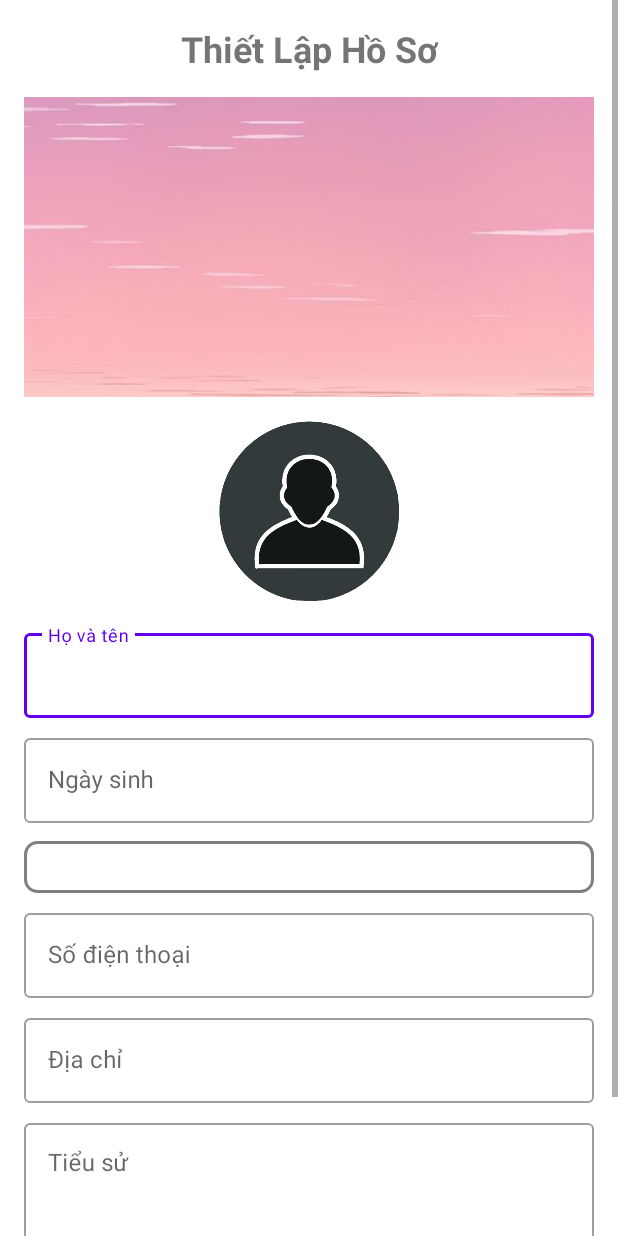
After one commit to Helios12z/Social_Media_Kotlin_Mobile_App, an Android app: the AccountCompleteActivity screen opened directly, with no data from a screen before it, on a phone screen of 412 x 824 dp. The commit adds this screen. Run offline under Robolectric (Android 15) with nearby library versions, the phone set to English and light mode, and no system bars; our stand-ins replace CircleImageView, Firebase (no records; nobody signed in at launch, a user with empty details on screens opened directly); pictures from the network do not load.

Commit message:
accountcomplete choice update

```diff
--- /dev/null
+++ b/SocialMediaProject/app/src/main/java/com/example/socialmediaproject/activity/AccountCompleteActivity.kt
@@ -0,0 +1,187 @@
+package com.example.socialmediaproject.activity
+
+import android.annotation.SuppressLint
+import android.content.Intent
+import android.icu.text.SimpleDateFormat
+import android.net.Uri
+import android.os.Bundle
+import android.provider.MediaStore
+import android.view.View
+import android.widget.AdapterView
+import android.widget.ArrayAdapter
+import android.widget.Button
+import android.widget.ImageView
+import android.widget.Spinner
+import android.widget.Toast
+import androidx.activity.enableEdgeToEdge
+import androidx.appcompat.app.AlertDialog
+import androidx.appcompat.app.AppCompatActivity
+import com.example.socialmediaproject.databinding.ActivityAccountCompleteBinding
+import com.google.android.material.datepicker.MaterialDatePicker
+import com.google.android.material.textfield.TextInputLayout
+import com.google.firebase.auth.FirebaseAuth
+import com.google.firebase.firestore.FirebaseFirestore
+import com.google.firebase.firestore.SetOptions
+import java.util.Date
+import java.util.Locale
+
+private const val REQUEST_AVATAR_PICK = 100
+private const val REQUEST_WALL_CAPTURE = 101
+class AccountCompleteActivity : AppCompatActivity() {
+
+    private lateinit var binding: ActivityAccountCompleteBinding
+    private lateinit var tilbirthday: TextInputLayout
+    private lateinit var tiladdress: TextInputLayout
+    private lateinit var tilfullname: TextInputLayout
+    private lateinit var tilphone: TextInputLayout
+    private lateinit var tilbio: TextInputLayout
+    private lateinit var imgavatar: ImageView
+    private lateinit var imgcoverphoto: ImageView
+    private lateinit var genderspinner: Spinner
+    private lateinit var avataruri: Uri
+    private lateinit var walluri: Uri
+    private lateinit var savebtn: Button
+    private lateinit var auth: FirebaseAuth
+    private lateinit var db: FirebaseFirestore
+    private lateinit var gender:String
+
+    override fun onCreate(savedInstanceState: Bundle?) {
+        super.onCreate(savedInstanceState)
+        enableEdgeToEdge()
+        binding=ActivityAccountCompleteBinding.inflate(layoutInflater)
+        setContentView(binding.root)
+        tilbirthday=binding.tilBirthday
+        tiladdress=binding.tilAddress
+        tilfullname=binding.tilFirstName
+        tilphone=binding.tilPhone
+        tilbio=binding.tilBio
+        imgavatar=binding.imgAvatar
+        imgcoverphoto=binding.imgCoverPhoto
+        savebtn=binding.btnSaveProfile
+        db=FirebaseFirestore.getInstance()
+        auth=FirebaseAuth.getInstance()
+        val genderlist= mutableListOf<String>()
+        db.collection("Genders").get().addOnSuccessListener {
+            documents->if (documents!=null) {
+                for (document in documents) {
+                    genderlist.add(document.getString("name")?:"")
+                }
+                val adapter=ArrayAdapter(this, android.R.layout.simple_spinner_dropdown_item, genderlist)
+                genderspinner=binding.spinnerGender
+                genderspinner.adapter=adapter
+                genderspinner.onItemSelectedListener = object: AdapterView.OnItemSelectedListener {
+                    override fun onItemSelected(
+                        parent: AdapterView<*>?,
+                        view: View?,
+                        position: Int,
+                        id: Long
+                    ) {
+                        gender=genderlist[position]
+                    }
+                    override fun onNothingSelected(parent: AdapterView<*>?) {
+
+                    }
+                }
+            }
+        }
+        setupBirthdayPicker()
+        imgavatar.setOnClickListener {
+            openGalleryForAvatar()
+        }
+        imgcoverphoto.setOnClickListener {
+            openGalleryForWall()
+        }
+        var fullname:String
+        var birthday:String
+        var address:String
+        var phone:String
+        var bio:String
+        savebtn.setOnClickListener {
+            if (tilfullname.editText?.text.isNullOrEmpty() || tilbirthday.editText?.text.isNullOrEmpty())
+            {
+                Toast.makeText(this, "Vui lòng nhập đầy đủ họ tên và ngày sinh nhật!", Toast.LENGTH_SHORT).show()
+            }
+            else {
+                if (tiladdress.editText?.text.isNullOrEmpty()) address=""
+                else address=tiladdress.editText?.text.toString()
+                if (tilphone.editText?.text.isNullOrEmpty()) phone=""
+                else phone=tilphone.editText?.text.toString()
+                if (tilbio.editText?.text.isNullOrEmpty()) bio=""
+                else bio=tilbio.editText?.text.toString()
+                fullname=tilfullname.editText?.text.toString()
+                birthday=tilbirthday.editText?.text.toString()
+                val userid=auth.currentUser?.uid
+                if (userid!=null) {
+                    val userupdate= hashMapOf(
+                        "address" to address,
+                        "phonenumber" to phone,
+                        "bio" to bio,
+                        "fullname" to fullname,
+                        "birthday" to birthday,
+                        "gender" to gender
+                    )
+                    db.collection("Users").document(userid).set(userupdate, SetOptions.merge()).addOnSuccessListener {
+                        Toast.makeText(this, "Cập nhật tài khoản hoàn tất!", Toast.LENGTH_SHORT).show()
+                        val intent=Intent(this, MainActivity::class.java)
+                        startActivity(intent)
+                        finish()
+                    }
+                }
+            }
+        }
+    }
+
+    private fun setupBirthdayPicker() {
+        tilbirthday.editText?.setOnClickListener {
+            val datepicker=MaterialDatePicker.Builder.datePicker()
+                .setTitleText("Chọn ngày sinh nhật")
+                .build()
+            datepicker.addOnPositiveButtonClickListener {
+                selection->val sdf = SimpleDateFormat("dd/MM/yyyy", Locale.getDefault())
+                tilbirthday.editText?.setText(sdf.format(Date(selection)))
+            }
+            datepicker.show(supportFragmentManager, "DATE_PICKER")
+        }
+    }
+
+    private fun openGalleryForAvatar() {
+        val intent = Intent(Intent.ACTION_PICK, MediaStore.Images.Media.EXTERNAL_CONTENT_URI)
+        intent.type = "image/*"
+        startActivityForResult(intent, REQUEST_AVATAR_PICK)
+    }
+
+    private fun openGalleryForWall() {
+        val intent = Intent(Intent.ACTION_PICK, MediaStore.Images.Media.EXTERNAL_CONTENT_URI)
+        intent.type = "image/*"
+        startActivityForResult(intent, REQUEST_WALL_CAPTURE)
+    }
+
+    override fun onActivityResult(requestCode: Int, resultCode: Int, data: Intent?) {
+        super.onActivityResult(requestCode, resultCode, data)
+        if (resultCode== RESULT_OK && data!=null) {
+            val imguri=data.data
+            if (requestCode == REQUEST_AVATAR_PICK) {
+                avataruri=imguri?:Uri.EMPTY
+                imgavatar.setImageURI(avataruri)
+            }
+            if (requestCode== REQUEST_WALL_CAPTURE) {
+                walluri=imguri?:Uri.EMPTY
+                imgcoverphoto.setImageURI(walluri)
+            }
+        }
+    }
+
+    @SuppressLint("MissingSuperCall")
+    override fun onBackPressed() {
+        val builder=AlertDialog.Builder(this)
+        builder.setTitle("Xác nhận")
+        builder.setMessage("Bạn có muốn thoát và bỏ qua quá trình hoàn tất tài khoản không?")
+        builder.setPositiveButton("Có") { dialog, which ->
+            finish()
+        }
+        builder.setNegativeButton("Không") {
+                dialog, which ->
+        }
+        builder.show()
+    }
+}
--- a/SocialMediaProject/app/src/main/java/com/example/socialmediaproject/FeedAdapter.kt
+++ b/SocialMediaProject/app/src/main/java/com/example/socialmediaproject/adapter/FeedAdapter.kt
@@ -1,4 +1,4 @@
-package com.example.socialmediaproject
+package com.example.socialmediaproject.adapter
 
 import android.content.Context
 import android.view.LayoutInflater
@@ -11,9 +11,9 @@ import android.widget.TextView
 import androidx.recyclerview.widget.LinearLayoutManager
 import androidx.recyclerview.widget.RecyclerView
 import com.bumptech.glide.Glide
+import com.example.socialmediaproject.PostViewModel
+import com.example.socialmediaproject.R
 import com.google.android.material.imageview.ShapeableImageView
-import com.google.firebase.auth.FirebaseAuth
-import com.google.firebase.firestore.FirebaseFirestore
 
 class FeedAdapter(
     private val context: Context,
--- a/SocialMediaProject/app/src/main/java/com/example/socialmediaproject/ImagePostAdapter.kt
+++ b/SocialMediaProject/app/src/main/java/com/example/socialmediaproject/adapter/ImagePostAdapter.kt
@@ -1,7 +1,5 @@
-package com.example.socialmediaproject
+package com.example.socialmediaproject.adapter
 
-import android.content.Context
-import android.util.Log
 import android.view.LayoutInflater
 import android.view.View
 import android.view.ViewGroup
--- a/SocialMediaProject/app/src/main/java/com/example/socialmediaproject/MediaAdapter.kt
+++ b/SocialMediaProject/app/src/main/java/com/example/socialmediaproject/adapter/MediaAdapter.kt
@@ -1,4 +1,4 @@
-package com.example.socialmediaproject
+package com.example.socialmediaproject.adapter
 
 import android.net.Uri
 import android.view.LayoutInflater
@@ -7,6 +7,7 @@ import android.view.ViewGroup
 import android.widget.ImageButton
 import android.widget.ImageView
 import androidx.recyclerview.widget.RecyclerView
+import com.example.socialmediaproject.R
 
 class MediaAdapter(private val imageList: MutableList<Uri>, private val onRemoveClick: (Int) -> Unit): RecyclerView.Adapter<MediaAdapter.ViewHolder>() {
     inner class ViewHolder(view: View) : RecyclerView.ViewHolder(view) {
--- a/SocialMediaProject/app/src/main/java/com/example/socialmediaproject/fragmentwithoutviewmodel/PostingFragment.kt
+++ b/SocialMediaProject/app/src/main/java/com/example/socialmediaproject/fragmentwithoutviewmodel/PostingFragment.kt
@@ -19,7 +19,7 @@ import android.widget.Toast
 import androidx.core.app.ActivityCompat
 import androidx.recyclerview.widget.LinearLayoutManager
 import androidx.recyclerview.widget.RecyclerView
-import com.example.socialmediaproject.MediaAdapter
+import com.example.socialmediaproject.adapter.MediaAdapter
 import com.example.socialmediaproject.service.NotificationService
 import com.example.socialmediaproject.service.PostingService
 import com.example.socialmediaproject.databinding.FragmentPostingBinding
@@ -91,7 +91,7 @@ class PostingFragment : Fragment() {
                 override fun onNothingSelected(parent: AdapterView<*>?) {}
             }
         }
-        mediaadapter=MediaAdapter(imagelist, ::removeImage)
+        mediaadapter= MediaAdapter(imagelist, ::removeImage)
         rv_selected_media = binding.rvSelectedMedia
         rv_selected_media.layoutManager = LinearLayoutManager(requireContext(), LinearLayoutManager.HORIZONTAL, false)
         rv_selected_media.adapter = mediaadapter
--- a/SocialMediaProject/app/src/main/java/com/example/socialmediaproject/ui/home/HomeFragment.kt
+++ b/SocialMediaProject/app/src/main/java/com/example/socialmediaproject/ui/home/HomeFragment.kt
@@ -12,7 +12,7 @@ import androidx.lifecycle.ViewModelProvider
 import androidx.recyclerview.widget.LinearLayoutManager
 import androidx.recyclerview.widget.RecyclerView
 import androidx.swiperefreshlayout.widget.SwipeRefreshLayout
-import com.example.socialmediaproject.FeedAdapter
+import com.example.socialmediaproject.adapter.FeedAdapter
 import com.example.socialmediaproject.PostViewModel
 import com.example.socialmediaproject.R
 import com.example.socialmediaproject.fragmentwithoutviewmodel.ViewingImageFragment
--- /dev/null
+++ b/SocialMediaProject/app/src/main/res/drawable/circular_border.xml
@@ -0,0 +1,13 @@
+<?xml version="1.0" encoding="utf-8"?>
+<shape xmlns:android="http://schemas.android.com/apk/res/android"
+    android:shape="oval">
+
+    <solid android:color="@android:color/transparent"/>
+
+    <stroke
+        android:width="2dp"
+        android:color="#FFFFFF"/>
+
+    <corners
+        android:radius="60dp"/>
+</shape>
--- /dev/null
+++ b/SocialMediaProject/app/src/main/res/drawable/spinner_border.xml
@@ -0,0 +1,6 @@
+<?xml version="1.0" encoding="utf-8"?>
+<shape xmlns:android="http://schemas.android.com/apk/res/android" android:shape="rectangle">
+    <corners android:radius="8dp"/>
+    <stroke android:width="2dp" android:color="@color/gray"/>
+    <solid android:color="@android:color/white"/>
+</shape>
--- /dev/null
+++ b/SocialMediaProject/app/src/main/res/layout/activity_account_complete.xml
@@ -0,0 +1,127 @@
+<?xml version="1.0" encoding="utf-8"?>
+<ScrollView xmlns:android="http://schemas.android.com/apk/res/android"
+    xmlns:app="http://schemas.android.com/apk/res-auto"
+    android:layout_width="match_parent"
+    android:layout_height="match_parent">
+
+    <LinearLayout
+        android:layout_width="match_parent"
+        android:layout_height="wrap_content"
+        android:orientation="vertical"
+        android:padding="16dp">
+
+        <TextView
+            android:layout_width="match_parent"
+            android:layout_height="wrap_content"
+            android:text="Thiết Lập Hồ Sơ"
+            android:textSize="24sp"
+            android:textStyle="bold"
+            android:gravity="center"
+            android:layout_marginBottom="16dp"/>
+
+        <ImageView
+            android:id="@+id/imgCoverPhoto"
+            android:layout_width="match_parent"
+            android:layout_height="200dp"
+            android:scaleType="centerCrop"
+            android:src="@drawable/loginbackground"
+            android:layout_marginBottom="16dp"/>
+
+        <ImageView
+            android:id="@+id/imgAvatar"
+            android:layout_width="120dp"
+            android:layout_height="120dp"
+            android:src="@drawable/avataricon"
+            android:scaleType="centerCrop"
+            android:layout_gravity="center"
+            android:layout_marginBottom="16dp"
+            android:background="@drawable/circular_border"/>
+
+        <com.google.android.material.textfield.TextInputLayout
+            android:id="@+id/tilFirstName"
+            android:layout_width="match_parent"
+            android:layout_height="wrap_content"
+            android:layout_marginBottom="8dp"
+            style="@style/Widget.MaterialComponents.TextInputLayout.OutlinedBox">
+
+            <com.google.android.material.textfield.TextInputEditText
+                android:layout_width="match_parent"
+                android:layout_height="wrap_content"
+                android:hint="Họ và tên"
+                android:inputType="textPersonName"/>
+        </com.google.android.material.textfield.TextInputLayout>
+
+        <com.google.android.material.textfield.TextInputLayout
+            android:id="@+id/tilBirthday"
+            android:layout_width="match_parent"
+            android:layout_height="wrap_content"
+            android:layout_marginBottom="8dp"
+            style="@style/Widget.MaterialComponents.TextInputLayout.OutlinedBox">
+
+            <com.google.android.material.textfield.TextInputEditText
+                android:layout_width="match_parent"
+                android:layout_height="wrap_content"
+                android:hint="Ngày sinh"
+                android:focusable="false"
+                android:clickable="true"/>
+        </com.google.android.material.textfield.TextInputLayout>
+
+        <Spinner
+            android:id="@+id/spinnerGender"
+            android:layout_width="match_parent"
+            android:layout_height="wrap_content"
+            android:background="@drawable/spinner_border"
+            android:layout_marginTop="4dp"
+            android:padding="17dp"
+            android:layout_marginBottom="8dp"/>
+
+        <com.google.android.material.textfield.TextInputLayout
+            android:id="@+id/tilPhone"
+            android:layout_width="match_parent"
+            android:layout_height="wrap_content"
+            android:layout_marginBottom="8dp"
+            style="@style/Widget.MaterialComponents.TextInputLayout.OutlinedBox">
+
+            <com.google.android.material.textfield.TextInputEditText
+                android:layout_width="match_parent"
+                android:layout_height="wrap_content"
+                android:hint="Số điện thoại"
+                android:inputType="phone"/>
+        </com.google.android.material.textfield.TextInputLayout>
+
+        <com.google.android.material.textfield.TextInputLayout
+            android:id="@+id/tilAddress"
+            android:layout_width="match_parent"
+            android:layout_height="wrap_content"
+            android:layout_marginBottom="8dp"
+            style="@style/Widget.MaterialComponents.TextInputLayout.OutlinedBox">
+
+            <com.google.android.material.textfield.TextInputEditText
+                android:layout_width="match_parent"
+                android:layout_height="wrap_content"
+                android:hint="Địa chỉ"
+                android:inputType="textPostalAddress"/>
+        </com.google.android.material.textfield.TextInputLayout>
+
+        <com.google.android.material.textfield.TextInputLayout
+            android:id="@+id/tilBio"
+            android:layout_width="match_parent"
+            android:layout_height="wrap_content"
+            android:layout_marginBottom="16dp"
+            style="@style/Widget.MaterialComponents.TextInputLayout.OutlinedBox">
+
+            <com.google.android.material.textfield.TextInputEditText
+                android:layout_width="match_parent"
+                android:layout_height="100dp"
+                android:hint="Tiểu sử"
+                android:inputType="textMultiLine"
+                android:gravity="top"/>
+        </com.google.android.material.textfield.TextInputLayout>
+
+        <Button
+            android:id="@+id/btnSaveProfile"
+            android:layout_width="match_parent"
+            android:layout_height="wrap_content"
+            android:text="Lưu Hồ Sơ"/>
+    </LinearLayout>
+</ScrollView>
```
Also changed, not shown: SocialMediaProject/app/src/main/AndroidManifest.xml (+8 -8 lines), SocialMediaProject/app/src/main/java/com/example/socialmediaproject/activity/AfterFirstCheckActivity.kt (+6 -1 lines), SocialMediaProject/app/src/main/java/com/example/socialmediaproject/activity/SignUpActivity.kt (+8 -1 lines), SocialMediaProject/app/src/main/java/com/example/socialmediaproject/ui/home/HomeViewModel.kt (+0 -13 lines).
